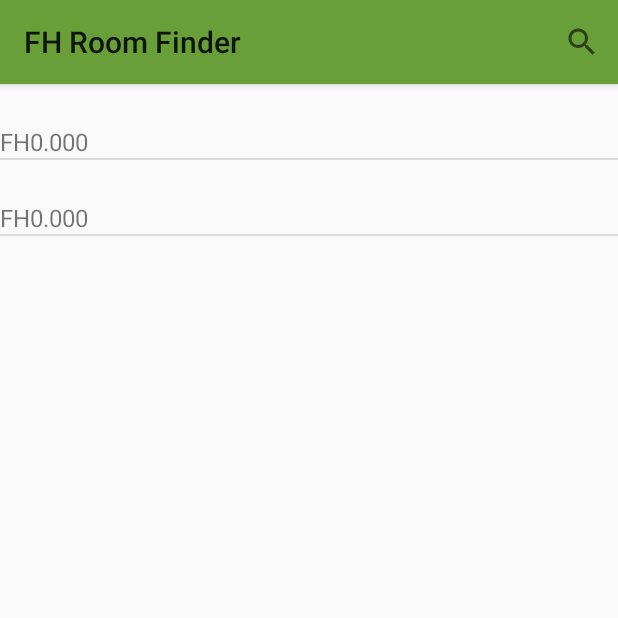
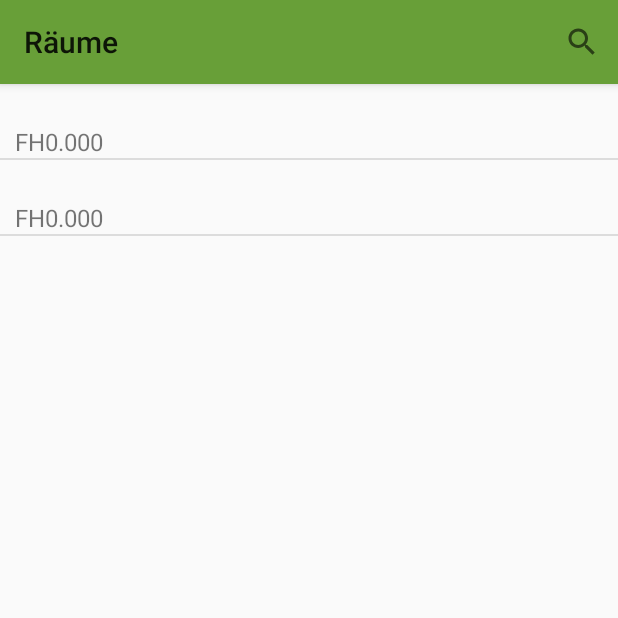
Before and after one commit to fixilein/FHRoomFinder, an Android app: the screen it shows after launch (MainActivity), on a phone screen of 412 x 824 dp, the top half of it. Run offline under Robolectric (Android 15) with nearby library versions, the phone set to English and light mode, and no system bars; 5 statements that could not run were skipped.

Commit message:
fix some search elements and design improvement

```diff
--- a/app/src/main/java/at/fhooe/mc/android/fhroomfinder/MainActivity.java
+++ b/app/src/main/java/at/fhooe/mc/android/fhroomfinder/MainActivity.java
@@ -34,6 +34,7 @@ public class MainActivity extends AppCompatActivity {
         fillRoomList();
 
         Toolbar tb = findViewById(R.id.toolbar);
+        tb.setTitle("Räume");
         setSupportActionBar(tb);
     }
 
--- a/app/src/main/java/at/fhooe/mc/android/fhroomfinder/RoomAdapter.java
+++ b/app/src/main/java/at/fhooe/mc/android/fhroomfinder/RoomAdapter.java
@@ -39,7 +39,7 @@ public class RoomAdapter extends ArrayAdapter<Room> {
     }
 
     public void filter(String _s) {
-        _s = _s.toLowerCase(Locale.getDefault());
+        _s = _s.trim().toLowerCase(Locale.getDefault()).replace(". ", ".");
         clear();
 
         if (_s.length() == 0) {
--- a/app/src/main/res/layout/list_room_item.xml
+++ b/app/src/main/res/layout/list_room_item.xml
@@ -12,6 +12,7 @@
             android:id="@+id/list_item_room_name"
             android:layout_width="match_parent"
             android:layout_height="wrap_content"
+            android:paddingHorizontal="10dp"
             android:text="ROOM NAME"
             android:textSize="20sp"
             android:textStyle="bold" />
@@ -20,6 +21,7 @@
             android:id="@+id/list_item_room_number"
             android:layout_width="match_parent"
             android:layout_height="wrap_content"
+            android:paddingHorizontal="10dp"
             android:text="@android:string/status_bar_notification_info_overflow"
             android:textSize="16sp" />
     </LinearLayout>
```
